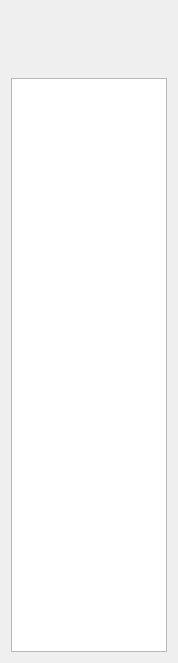
This is course.ui in Kevin0217168/SchoolCourse as Qt 5 draws it before an edit. The edited form follows.
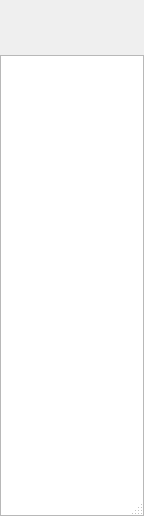
This is the edited form.

```diff
--- a/course.ui
+++ b/course.ui
@@ -6,16 +6,55 @@
    <rect>
     <x>0</x>
     <y>0</y>
-    <width>178</width>
-    <height>663</height>
+    <width>144</width>
+    <height>516</height>
    </rect>
   </property>
+  <property name="sizePolicy">
+   <sizepolicy hsizetype="Preferred" vsizetype="Preferred">
+    <horstretch>0</horstretch>
+    <verstretch>0</verstretch>
+   </sizepolicy>
+  </property>
   <property name="windowTitle">
-   <string>Dialog</string>
+   <string>今日课程</string>
+  </property>
+  <property name="toolTipDuration">
+   <number>-10</number>
+  </property>
+  <property name="sizeGripEnabled">
+   <bool>true</bool>
+  </property>
+  <property name="modal">
+   <bool>false</bool>
   </property>
   <layout class="QVBoxLayout" name="verticalLayout">
+   <property name="spacing">
+    <number>0</number>
+   </property>
+   <property name="sizeConstraint">
+    <enum>QLayout::SetNoConstraint</enum>
+   </property>
+   <property name="leftMargin">
+    <number>0</number>
+   </property>
+   <property name="topMargin">
+    <number>0</number>
+   </property>
+   <property name="rightMargin">
+    <number>0</number>
+   </property>
+   <property name="bottomMargin">
+    <number>0</number>
+   </property>
    <item>
     <widget class="QLabel" name="week_l">
+     <property name="sizePolicy">
+      <sizepolicy hsizetype="Minimum" vsizetype="Preferred">
+       <horstretch>0</horstretch>
+       <verstretch>0</verstretch>
+      </sizepolicy>
+     </property>
      <property name="font">
       <font>
        <family>Arial</family>
@@ -32,6 +71,12 @@
    </item>
    <item>
     <widget class="QLabel" name="nowTime">
+     <property name="sizePolicy">
+      <sizepolicy hsizetype="Minimum" vsizetype="Minimum">
+       <horstretch>0</horstretch>
+       <verstretch>0</verstretch>
+      </sizepolicy>
+     </property>
      <property name="font">
       <font>
        <family>Arial</family>
@@ -47,7 +92,20 @@
     </widget>
    </item>
    <item>
-    <widget class="QListWidget" name="listWidget"/>
+    <widget class="QListWidget" name="listWidget">
+     <property name="enabled">
+      <bool>true</bool>
+     </property>
+     <property name="sizePolicy">
+      <sizepolicy hsizetype="Expanding" vsizetype="Expanding">
+       <horstretch>0</horstretch>
+       <verstretch>0</verstretch>
+      </sizepolicy>
+     </property>
+     <property name="resizeMode">
+      <enum>QListView::Adjust</enum>
+     </property>
+    </widget>
    </item>
   </layout>
  </widget>
```
